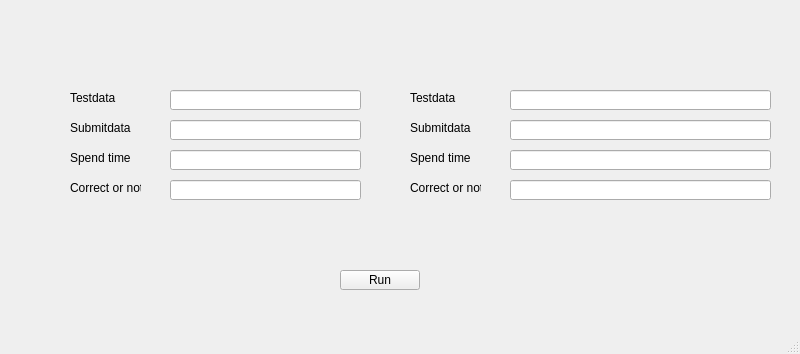
The window that mainwindow.ui (david20571015/AOOP_final) describes before a commit, drawn with Qt 5.
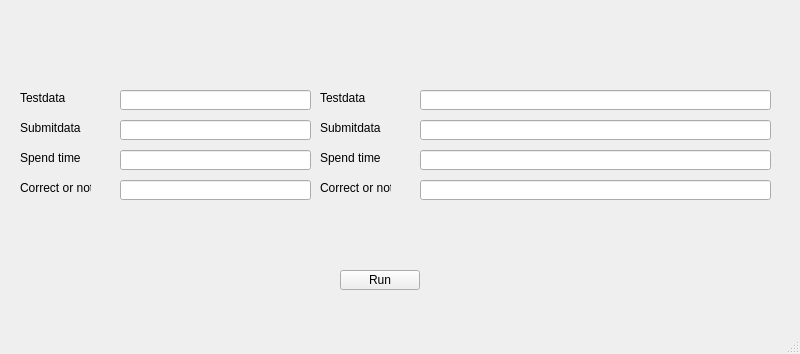
The same window after the commit.

The edit to the form file:
```diff
--- a/mainwindow.ui
+++ b/mainwindow.ui
@@ -20,7 +20,7 @@
    <widget class="QLabel" name="label">
     <property name="geometry">
      <rect>
-      <x>70</x>
+      <x>20</x>
       <y>90</y>
       <width>101</width>
       <height>16</height>
@@ -33,7 +33,7 @@
    <widget class="QLabel" name="label_2">
     <property name="geometry">
      <rect>
-      <x>70</x>
+      <x>20</x>
       <y>120</y>
       <width>101</width>
       <height>16</height>
@@ -46,7 +46,7 @@
    <widget class="QLabel" name="label_3">
     <property name="geometry">
      <rect>
-      <x>70</x>
+      <x>20</x>
       <y>150</y>
       <width>71</width>
       <height>16</height>
@@ -59,7 +59,7 @@
    <widget class="QLabel" name="label_4">
     <property name="geometry">
      <rect>
-      <x>70</x>
+      <x>20</x>
       <y>180</y>
       <width>71</width>
       <height>16</height>
@@ -72,7 +72,7 @@
    <widget class="QLineEdit" name="testdata1">
     <property name="geometry">
      <rect>
-      <x>170</x>
+      <x>120</x>
       <y>90</y>
       <width>191</width>
       <height>20</height>
@@ -85,7 +85,7 @@
    <widget class="QLineEdit" name="submitdata1">
     <property name="geometry">
      <rect>
-      <x>170</x>
+      <x>120</x>
       <y>120</y>
       <width>191</width>
       <height>20</height>
@@ -98,7 +98,7 @@
    <widget class="QLineEdit" name="spendtmie1">
     <property name="geometry">
      <rect>
-      <x>170</x>
+      <x>120</x>
       <y>150</y>
       <width>191</width>
       <height>20</height>
@@ -111,7 +111,7 @@
    <widget class="QLineEdit" name="corr1">
     <property name="geometry">
      <rect>
-      <x>170</x>
+      <x>120</x>
       <y>180</y>
       <width>191</width>
       <height>20</height>
@@ -124,9 +124,9 @@
    <widget class="QLineEdit" name="testdata2">
     <property name="geometry">
      <rect>
-      <x>510</x>
+      <x>420</x>
       <y>90</y>
-      <width>261</width>
+      <width>351</width>
       <height>20</height>
      </rect>
     </property>
@@ -137,7 +137,7 @@
    <widget class="QLabel" name="label_5">
     <property name="geometry">
      <rect>
-      <x>410</x>
+      <x>320</x>
       <y>150</y>
       <width>71</width>
       <height>16</height>
@@ -150,7 +150,7 @@
    <widget class="QLabel" name="label_6">
     <property name="geometry">
      <rect>
-      <x>410</x>
+      <x>320</x>
       <y>90</y>
       <width>101</width>
       <height>16</height>
@@ -163,7 +163,7 @@
    <widget class="QLabel" name="label_7">
     <property name="geometry">
      <rect>
-      <x>410</x>
+      <x>320</x>
       <y>120</y>
       <width>101</width>
       <height>16</height>
@@ -176,9 +176,9 @@
    <widget class="QLineEdit" name="submitdata2">
     <property name="geometry">
      <rect>
-      <x>510</x>
+      <x>420</x>
       <y>120</y>
-      <width>261</width>
+      <width>351</width>
       <height>20</height>
      </rect>
     </property>
@@ -189,7 +189,7 @@
    <widget class="QLabel" name="label_8">
     <property name="geometry">
      <rect>
-      <x>410</x>
+      <x>320</x>
       <y>180</y>
       <width>71</width>
       <height>16</height>
@@ -202,9 +202,9 @@
    <widget class="QLineEdit" name="spendtime2">
     <property name="geometry">
      <rect>
-      <x>510</x>
+      <x>420</x>
       <y>150</y>
-      <width>261</width>
+      <width>351</width>
       <height>20</height>
      </rect>
     </property>
@@ -215,9 +215,9 @@
    <widget class="QLineEdit" name="corr2">
     <property name="geometry">
      <rect>
-      <x>510</x>
+      <x>420</x>
       <y>180</y>
-      <width>261</width>
+      <width>351</width>
       <height>20</height>
      </rect>
     </property>
```
Left out of the diff: 16 changed lines with no effect on the pictures.
